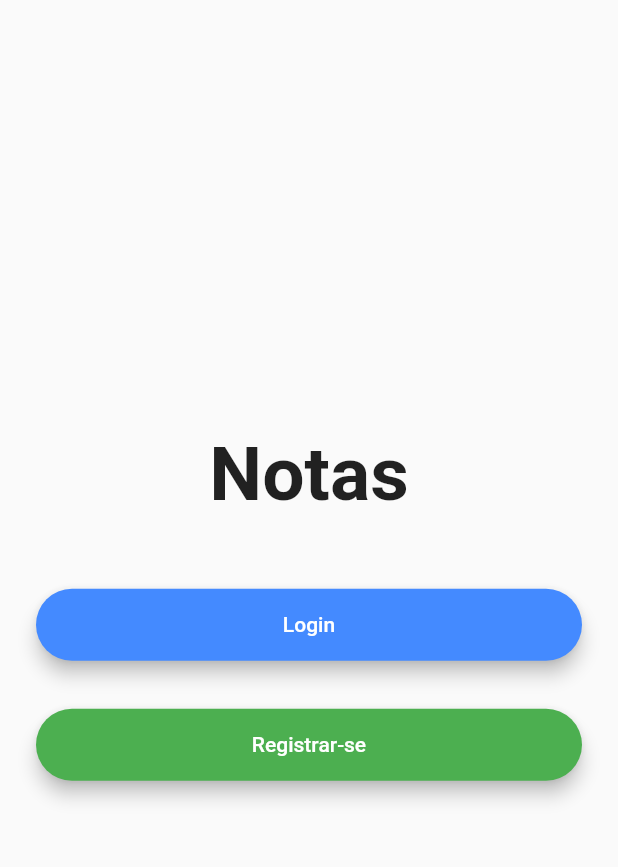
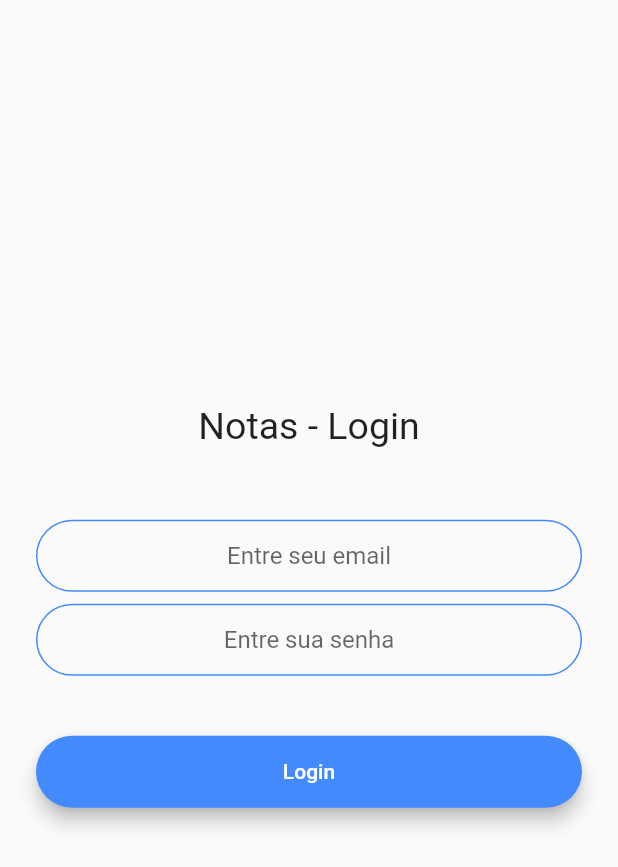
Before and after one commit to gregori/notes, a Flutter app: the screen it shows after launch, after a tap on "Login", on a phone screen of 412 x 824 dp. Shown: the top 867 px of the screen. Run offline on Flutter 3.47's test engine with Material 2 defaults, Android fonts, the phone set to English and light mode, and no system bars; our stand-ins replace firebase_auth, firebase_core; accounts and stored records are empty.

Commit message:
refactor das telas de login e registro

```diff
--- a/lib/main.dart
+++ b/lib/main.dart
@@ -1,5 +1,6 @@
 import 'package:firebase_core/firebase_core.dart';
 import 'package:flutter/material.dart';
+import 'package:notes/screens/login_screen.dart';
 import 'package:notes/screens/main_screen.dart';
 import 'package:notes/screens/register_screen.dart';
 import 'package:notes/screens/welcome_screen.dart';
@@ -35,6 +36,7 @@ class MainApp extends StatelessWidget {
             routes: {
               '/': (context) => const WelcomeScreen(),
               '/register': (context) => const RegisterScreen(),
+              '/login': (context) => const LoginScreen(),
               '/main': (context) => const MainScreen(),
             },
           );
--- /dev/null
+++ b/lib/widgets/custom_form_field.dart
@@ -0,0 +1,28 @@
+import 'package:flutter/material.dart';
+import 'package:notes/utils/constants.dart';
+
+class CustomFormField extends StatelessWidget {
+  const CustomFormField({
+    super.key,
+    required this.hintText,
+    required this.onChanged,
+    this.obscureText,
+  });
+
+  final String hintText;
+  final bool? obscureText;
+  final Function(String?) onChanged;
+
+  @override
+  Widget build(BuildContext context) {
+    return TextField(
+      decoration: kTextFieldDecoration.copyWith(
+        hintText: hintText,
+      ),
+      textAlign: TextAlign.center,
+      keyboardType: TextInputType.emailAddress,
+      onChanged: onChanged,
+      obscureText: obscureText ?? false,
+    );
+  }
+}
--- /dev/null
+++ b/lib/widgets/email_form_field.dart
@@ -0,0 +1,13 @@
+import 'package:flutter/material.dart';
+import 'package:notes/widgets/custom_form_field.dart';
+
+class EmailFormField extends StatelessWidget {
+  const EmailFormField({super.key, required this.onChanged});
+
+  final Function(String?) onChanged;
+
+  @override
+  Widget build(BuildContext context) {
+    return CustomFormField(hintText: 'Entre seu email', onChanged: onChanged);
+  }
+}
--- /dev/null
+++ b/lib/widgets/email_passwd_form.dart
@@ -0,0 +1,51 @@
+import 'package:flutter/material.dart';
+import 'package:notes/widgets/email_form_field.dart';
+import 'package:notes/widgets/form_title.dart';
+import 'package:notes/widgets/login_button.dart';
+import 'package:notes/widgets/password_form_field.dart';
+import 'package:notes/widgets/register_button.dart';
+
+class EmailPasswdForm extends StatelessWidget {
+  static const loginForm = 'login';
+  static const registerForm = 'register';
+
+  const EmailPasswdForm({
+    super.key,
+    required this.formType,
+    required this.onPressed,
+    required this.onChangedEmail,
+    required this.onChangedPasswd,
+  });
+
+  final String formType;
+  final VoidCallback onPressed;
+  final Function(String?) onChangedEmail;
+  final Function(String?) onChangedPasswd;
+
+  @override
+  Widget build(BuildContext context) {
+    var formTitle = formType == loginForm ? 'Login' : 'Nova Conta';
+    return Scaffold(
+      body: Padding(
+        padding: const EdgeInsets.symmetric(
+          horizontal: 24,
+        ),
+        child: Column(
+          mainAxisAlignment: MainAxisAlignment.center,
+          crossAxisAlignment: CrossAxisAlignment.stretch,
+          children: [
+            FormTitle(formTitle: 'Notas - $formTitle'),
+            const SizedBox(height: 48),
+            EmailFormField(onChanged: onChangedEmail),
+            const SizedBox(height: 8),
+            PasswordFormField(onChanged: onChangedPasswd),
+            const SizedBox(height: 24),
+            formType == loginForm
+                ? LoginButton(onPressed: onPressed)
+                : RegisterButton(onPressed: onPressed),
+          ],
+        ),
+      ),
+    );
+  }
+}
--- /dev/null
+++ b/lib/widgets/form_title.dart
@@ -0,0 +1,17 @@
+import 'package:flutter/material.dart';
+
+class FormTitle extends StatelessWidget {
+  const FormTitle({super.key, required this.formTitle});
+
+  final String formTitle;
+
+  @override
+  Widget build(BuildContext context) {
+    return Center(
+      child: Text(
+        formTitle,
+        style: const TextStyle(fontSize: 25),
+      ),
+    );
+  }
+}
--- /dev/null
+++ b/lib/widgets/login_button.dart
@@ -0,0 +1,14 @@
+import 'package:flutter/material.dart';
+import 'package:notes/widgets/rounded_button.dart';
+
+class LoginButton extends StatelessWidget {
+  const LoginButton({super.key, required this.onPressed});
+
+  final VoidCallback onPressed;
+
+  @override
+  Widget build(BuildContext context) {
+    return RoundedButton(
+        title: 'Login', color: Colors.blueAccent, onPressed: onPressed);
+  }
+}
--- /dev/null
+++ b/lib/widgets/password_form_field.dart
@@ -0,0 +1,17 @@
+import 'package:flutter/material.dart';
+import 'package:notes/widgets/custom_form_field.dart';
+
+class PasswordFormField extends StatelessWidget {
+  const PasswordFormField({super.key, required this.onChanged});
+
+  final Function(String?) onChanged;
+
+  @override
+  Widget build(BuildContext context) {
+    return CustomFormField(
+      hintText: 'Entre sua senha',
+      onChanged: onChanged,
+      obscureText: true,
+    );
+  }
+}
```
Also changed, not shown: lib/screens/login_screen.dart (+22 -54 lines), lib/screens/register_screen.dart (+22 -54 lines), lib/widgets/register_button.dart (added, +14 -0 lines).
